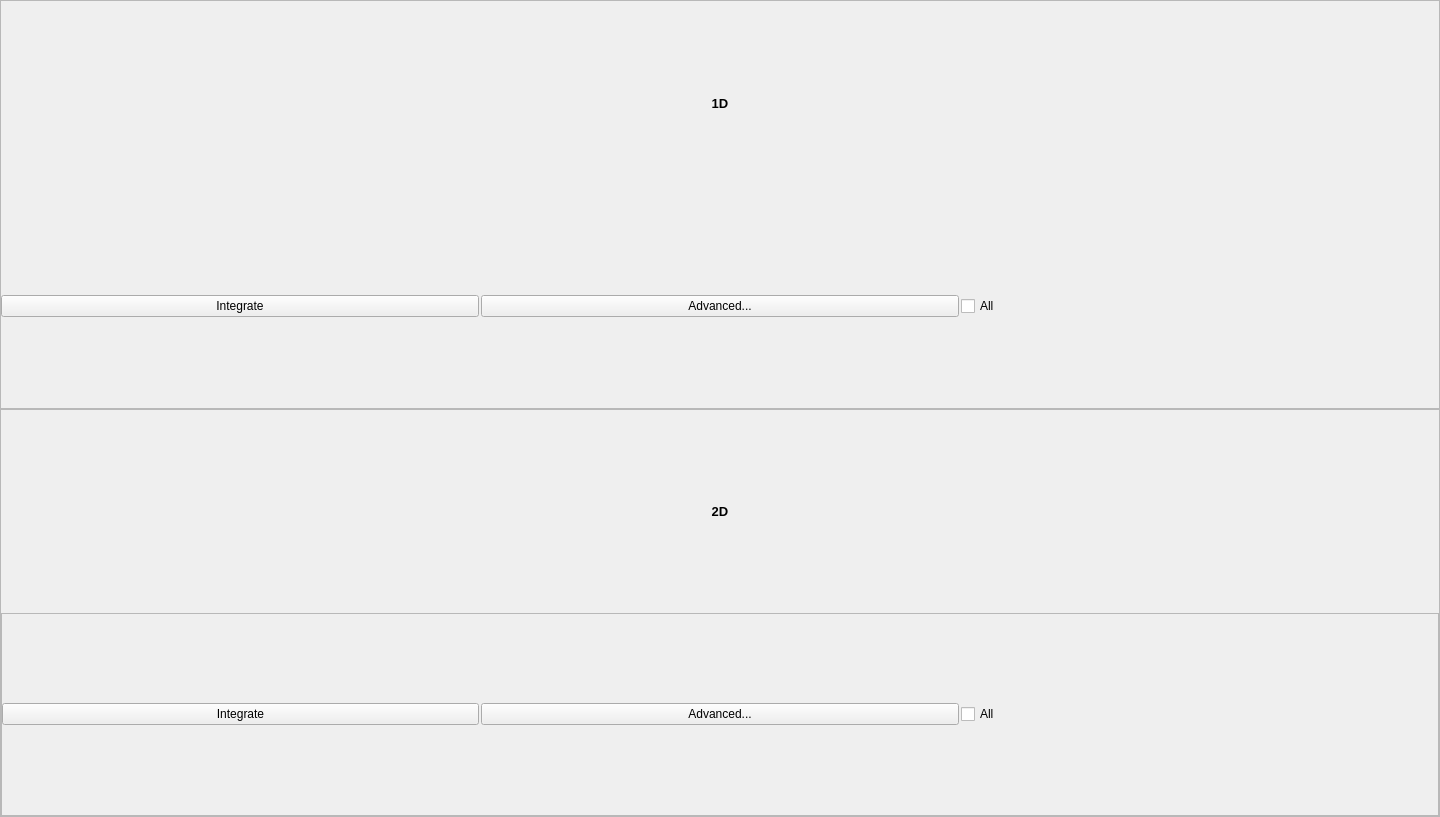
The window that xdart/gui/tabs/static_scan/ui/integratorUI.ui (rwalroth/xdart) describes before a commit, drawn with Qt 5.
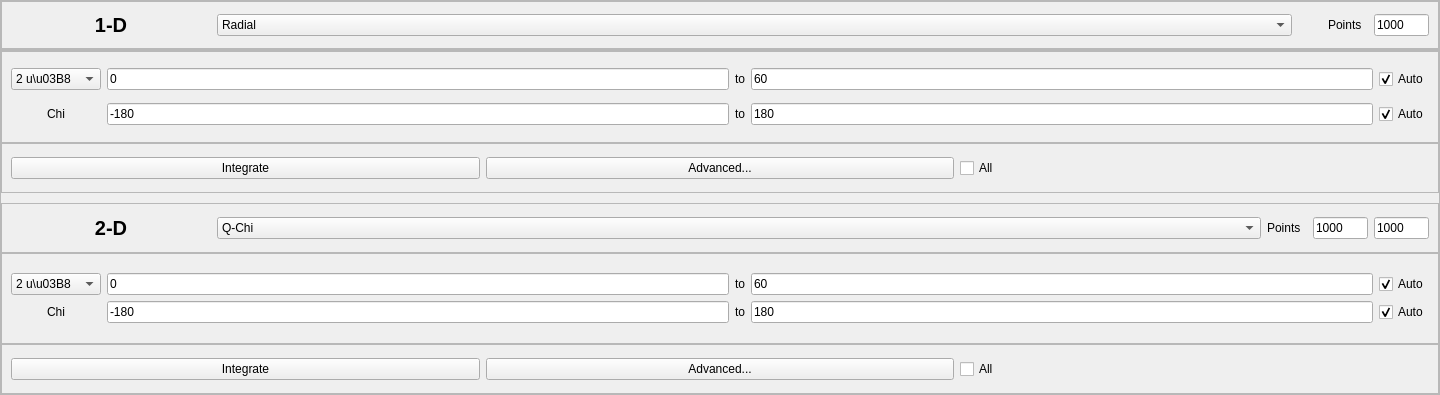
The same window after the commit.

Commit message: Redesigned Integrator Window to allow for pyGIX options

```diff
--- a/xdart/gui/tabs/static_scan/ui/integratorUI.ui
+++ b/xdart/gui/tabs/static_scan/ui/integratorUI.ui
@@ -7,9 +7,21 @@
     <x>0</x>
     <y>0</y>
     <width>1440</width>
-    <height>817</height>
+    <height>395</height>
    </rect>
   </property>
+  <property name="sizePolicy">
+   <sizepolicy hsizetype="Preferred" vsizetype="Maximum">
+    <horstretch>0</horstretch>
+    <verstretch>0</verstretch>
+   </sizepolicy>
+  </property>
+  <property name="maximumSize">
+   <size>
+    <width>16777215</width>
+    <height>395</height>
+   </size>
+  </property>
   <property name="windowTitle">
    <string>Form</string>
   </property>
@@ -31,6 +43,12 @@
    </property>
    <item>
     <widget class="QFrame" name="frame1D">
+     <property name="maximumSize">
+      <size>
+       <width>16777215</width>
+       <height>50</height>
+      </size>
+     </property>
      <property name="frameShape">
       <enum>QFrame::StyledPanel</enum>
      </property>
@@ -54,76 +72,99 @@
        <number>0</number>
       </property>
       <item>
-       <widget class="QLabel" name="label">
-        <property name="font">
-         <font>
-          <pointsize>10</pointsize>
-          <weight>75</weight>
-          <bold>true</bold>
-         </font>
+       <widget class="QFrame" name="frame">
+        <property name="maximumSize">
+         <size>
+          <width>16777215</width>
+          <height>50</height>
+         </size>
         </property>
-        <property name="text">
-         <string>1D</string>
-        </property>
-        <property name="alignment">
-         <set>Qt::AlignCenter</set>
-        </property>
-       </widget>
-      </item>
-      <item>
-       <widget class="QFrame" name="frame_3">
         <property name="frameShape">
-         <enum>QFrame::NoFrame</enum>
+         <enum>QFrame::StyledPanel</enum>
         </property>
         <property name="frameShadow">
          <enum>QFrame::Raised</enum>
         </property>
-        <property name="lineWidth">
-         <number>0</number>
-        </property>
-        <layout class="QHBoxLayout" name="horizontalLayout">
-         <property name="spacing">
-          <number>2</number>
-         </property>
-         <property name="leftMargin">
-          <number>0</number>
-         </property>
-         <property name="topMargin">
-          <number>0</number>
-         </property>
-         <property name="rightMargin">
-          <number>0</number>
-         </property>
-         <property name="bottomMargin">
-          <number>0</number>
-         </property>
+        <layout class="QHBoxLayout" name="horizontalLayout_3">
          <item>
-          <widget class="QPushButton" name="integrate1D">
-           <property name="focusPolicy">
-            <enum>Qt::ClickFocus</enum>
+          <widget class="QLabel" name="label1D">
+           <property name="maximumSize">
+            <size>
+             <width>200</width>
+             <height>16777215</height>
+            </size>
            </property>
+           <property name="font">
+            <font>
+             <pointsize>15</pointsize>
+             <weight>75</weight>
+             <bold>true</bold>
+            </font>
+           </property>
            <property name="text">
-            <string>Integrate</string>
+            <string>1-D</string>
            </property>
+           <property name="alignment">
+            <set>Qt::AlignCenter</set>
+           </property>
           </widget>
          </item>
          <item>
-          <widget class="QPushButton" name="advanced1D">
-           <property name="focusPolicy">
-            <enum>Qt::ClickFocus</enum>
+          <widget class="QComboBox" name="axis1D">
+           <item>
+            <property name="text">
+             <string>Radial</string>
+            </property>
+           </item>
+           <item>
+            <property name="text">
+             <string>Chi</string>
+            </property>
+           </item>
+          </widget>
+         </item>
+         <item>
+          <spacer name="horizontalSpacer">
+           <property name="orientation">
+            <enum>Qt::Horizontal</enum>
            </property>
+           <property name="sizeType">
+            <enum>QSizePolicy::Maximum</enum>
+           </property>
+           <property name="sizeHint" stdset="0">
+            <size>
+             <width>30</width>
+             <height>20</height>
+            </size>
+           </property>
+          </spacer>
+         </item>
+         <item>
+          <widget class="QLabel" name="label_npts">
+           <property name="maximumSize">
+            <size>
+             <width>40</width>
+             <height>16777215</height>
+            </size>
+           </property>
            <property name="text">
-            <string>Advanced...</string>
+            <string>Points</string>
            </property>
           </widget>
          </item>
          <item>
-          <widget class="QCheckBox" name="all1D">
-           <property name="focusPolicy">
-            <enum>Qt::ClickFocus</enum>
+          <widget class="QLineEdit" name="npts">
+           <property name="maximumSize">
+            <size>
+             <width>55</width>
+             <height>16777215</height>
+            </size>
            </property>
            <property name="text">
-            <string>All</string>
+            <string>1000</string>
+           </property>
+           <property name="placeholderText">
+            <string>1000</string>
            </property>
           </widget>
          </item>
@@ -158,75 +199,495 @@
        <number>0</number>
       </property>
       <item>
-       <widget class="QLabel" name="label_2">
-        <property name="font">
-         <font>
-          <pointsize>10</pointsize>
-          <weight>75</weight>
-          <bold>true</bold>
-         </font>
+       <widget class="QFrame" name="frame1D_Range">
+        <property name="maximumSize">
+         <size>
+          <width>16777215</width>
+          <height>100</height>
+         </size>
         </property>
-        <property name="text">
-         <string>2D</string>
+        <property name="frameShape">
+         <enum>QFrame::StyledPanel</enum>
         </property>
-        <property name="alignment">
-         <set>Qt::AlignCenter</set>
+        <property name="frameShadow">
+         <enum>QFrame::Raised</enum>
         </property>
+        <layout class="QHBoxLayout" name="horizontalLayout_8">
+         <item>
+          <layout class="QGridLayout" name="gridLayout">
+           <item row="0" column="0">
+            <widget class="QComboBox" name="unit_1D">
+             <property name="maximumSize">
+              <size>
+               <width>90</width>
+               <height>16777215</height>
+              </size>
+             </property>
+             <item>
+              <property name="text">
+               <string>2 u\u03B8</string>
+              </property>
+             </item>
+             <item>
+              <property name="text">
+               <string>q (u\u212Bu\u207Bu\u00B9)</string>
+              </property>
+             </item>
+            </widget>
+           </item>
+           <item row="1" column="2">
+            <widget class="QLabel" name="label_to1">
+             <property name="maximumSize">
+              <size>
+               <width>100</width>
+               <height>30</height>
+              </size>
+             </property>
+             <property name="text">
+              <string>to</string>
+             </property>
+            </widget>
+           </item>
+           <item row="1" column="1">
+            <widget class="QLineEdit" name="azim_low_1D">
+             <property name="text">
+              <string>-180</string>
+             </property>
+            </widget>
+           </item>
+           <item row="0" column="1">
+            <widget class="QLineEdit" name="radial_low_1D">
+             <property name="text">
+              <string>0</string>
+             </property>
+            </widget>
+           </item>
+           <item row="1" column="4">
+            <widget class="QCheckBox" name="azim_autoRange_1D">
+             <property name="text">
+              <string>Auto</string>
+             </property>
+             <property name="checked">
+              <bool>true</bool>
+             </property>
+            </widget>
+           </item>
+           <item row="1" column="3">
+            <widget class="QLineEdit" name="azim_high_1D">
+             <property name="text">
+              <string>180</string>
+             </property>
+            </widget>
+           </item>
+           <item row="0" column="2">
+            <widget class="QLabel" name="label_to2">
+             <property name="text">
+              <string>to</string>
+             </property>
+            </widget>
+           </item>
+           <item row="1" column="0">
+            <widget class="QLabel" name="label_azim_1D">
+             <property name="minimumSize">
+              <size>
+               <width>55</width>
+               <height>0</height>
+              </size>
+             </property>
+             <property name="maximumSize">
+              <size>
+               <width>100</width>
+               <height>50</height>
+              </size>
+             </property>
+             <property name="text">
+              <string>Chi</string>
+             </property>
+             <property name="alignment">
+              <set>Qt::AlignCenter</set>
+             </property>
+            </widget>
+           </item>
+           <item row="0" column="3">
+            <widget class="QLineEdit" name="radial_high_1D">
+             <property name="text">
+              <string>60</string>
+             </property>
+            </widget>
+           </item>
+           <item row="0" column="4">
+            <widget class="QCheckBox" name="radial_autoRange_1D">
+             <property name="text">
+              <string>Auto</string>
+             </property>
+             <property name="checked">
+              <bool>true</bool>
+             </property>
+            </widget>
+           </item>
+          </layout>
+         </item>
+        </layout>
        </widget>
       </item>
       <item>
-       <widget class="QFrame" name="frame_4">
+       <widget class="QFrame" name="frame1D_buttons">
+        <property name="maximumSize">
+         <size>
+          <width>16777215</width>
+          <height>50</height>
+         </size>
+        </property>
         <property name="frameShape">
          <enum>QFrame::StyledPanel</enum>
         </property>
         <property name="frameShadow">
          <enum>QFrame::Raised</enum>
         </property>
-        <layout class="QHBoxLayout" name="horizontalLayout_2">
-         <property name="spacing">
-          <number>2</number>
-         </property>
-         <property name="leftMargin">
-          <number>0</number>
-         </property>
-         <property name="topMargin">
-          <number>0</number>
-         </property>
-         <property name="rightMargin">
-          <number>0</number>
-         </property>
-         <property name="bottomMargin">
-          <number>0</number>
-         </property>
+        <layout class="QHBoxLayout" name="horizontalLayout_6">
          <item>
-          <widget class="QPushButton" name="integrate2D">
-           <property name="focusPolicy">
-            <enum>Qt::ClickFocus</enum>
-           </property>
-           <property name="text">
-            <string>Integrate</string>
-           </property>
-          </widget>
+          <layout class="QHBoxLayout" name="horizontalLayout_4">
+           <item>
+            <widget class="QPushButton" name="integrate1D">
+             <property name="focusPolicy">
+              <enum>Qt::StrongFocus</enum>
+             </property>
+             <property name="text">
+              <string>Integrate</string>
+             </property>
+            </widget>
+           </item>
+           <item>
+            <widget class="QPushButton" name="advanced1D">
+             <property name="focusPolicy">
+              <enum>Qt::StrongFocus</enum>
+             </property>
+             <property name="text">
+              <string>Advanced...</string>
+             </property>
+            </widget>
+           </item>
+           <item>
+            <widget class="QCheckBox" name="all1D">
+             <property name="focusPolicy">
+              <enum>Qt::StrongFocus</enum>
+             </property>
+             <property name="text">
+              <string>All</string>
+             </property>
+            </widget>
+           </item>
+          </layout>
          </item>
+        </layout>
+       </widget>
+      </item>
+      <item>
+       <spacer name="verticalSpacer">
+        <property name="orientation">
+         <enum>Qt::Vertical</enum>
+        </property>
+        <property name="sizeType">
+         <enum>QSizePolicy::Preferred</enum>
+        </property>
+        <property name="sizeHint" stdset="0">
+         <size>
+          <width>20</width>
+          <height>10</height>
+         </size>
+        </property>
+       </spacer>
+      </item>
+      <item>
+       <widget class="QFrame" name="frame2D_header">
+        <property name="maximumSize">
+         <size>
+          <width>16777215</width>
+          <height>50</height>
+         </size>
+        </property>
+        <property name="frameShape">
+         <enum>QFrame::StyledPanel</enum>
+        </property>
+        <property name="frameShadow">
+         <enum>QFrame::Raised</enum>
+        </property>
+        <layout class="QHBoxLayout" name="horizontalLayout_9">
          <item>
-          <widget class="QPushButton" name="advanced2D">
-           <property name="focusPolicy">
-            <enum>Qt::ClickFocus</enum>
-           </property>
-           <property name="text">
-            <string>Advanced...</string>
-           </property>
-          </widget>
+          <layout class="QHBoxLayout" name="horizontalLayout_5">
+           <item>
+            <widget class="QLabel" name="label2D">
+             <property name="maximumSize">
+              <size>
+               <width>200</width>
+               <height>16777215</height>
+              </size>
+             </property>
+             <property name="font">
+              <font>
+               <pointsize>15</pointsize>
+               <weight>75</weight>
+               <bold>true</bold>
+              </font>
+             </property>
+             <property name="text">
+              <string>2-D</string>
+             </property>
+             <property name="alignment">
+              <set>Qt::AlignCenter</set>
+             </property>
+            </widget>
+           </item>
+           <item>
+            <widget class="QComboBox" name="axis2D">
+             <item>
+              <property name="text">
+               <string>Q-Chi</string>
+              </property>
+             </item>
+             <item>
+              <property name="text">
+               <string>Qz-Qxy</string>
+              </property>
+             </item>
+            </widget>
+           </item>
+           <item>
+            <widget class="QLabel" name="label_npts_2D">
+             <property name="maximumSize">
+              <size>
+               <width>40</width>
+               <height>16777215</height>
+              </size>
+             </property>
+             <property name="text">
+              <string>Points</string>
+             </property>
+            </widget>
+           </item>
+           <item>
+            <widget class="QLineEdit" name="npts_radial_2D">
+             <property name="maximumSize">
+              <size>
+               <width>55</width>
+               <height>16777215</height>
+              </size>
+             </property>
+             <property name="inputMethodHints">
+              <set>Qt::ImhDigitsOnly</set>
+             </property>
+             <property name="text">
+              <string>1000</string>
+             </property>
+             <property name="placeholderText">
+              <string>1000</string>
+             </property>
+            </widget>
+           </item>
+           <item>
+            <widget class="QLineEdit" name="npts_azim_2D">
+             <property name="maximumSize">
+              <size>
+               <width>55</width>
+               <height>16777215</height>
+              </size>
+             </property>
+             <property name="inputMethodHints">
+              <set>Qt::ImhDigitsOnly</set>
+             </property>
+             <property name="text">
+              <string>1000</string>
+             </property>
+             <property name="placeholderText">
+              <string>1000</string>
+             </property>
+            </widget>
+           </item>
+          </layout>
          </item>
+        </layout>
+       </widget>
+      </item>
+      <item>
+       <widget class="QFrame" name="frame2D_Range">
+        <property name="maximumSize">
+         <size>
+          <width>16777215</width>
+          <height>100</height>
+         </size>
+        </property>
+        <property name="frameShape">
+         <enum>QFrame::StyledPanel</enum>
+        </property>
+        <property name="frameShadow">
+         <enum>QFrame::Raised</enum>
+        </property>
+        <layout class="QGridLayout" name="gridLayout_3">
+         <item row="0" column="0">
+          <layout class="QGridLayout" name="gridLayout_2">
+           <item row="0" column="0">
+            <widget class="QComboBox" name="unit_2D">
+             <property name="maximumSize">
+              <size>
+               <width>90</width>
+               <height>16777215</height>
+              </size>
+             </property>
+             <item>
+              <property name="text">
+               <string>2 u\u03B8</string>
+              </property>
+             </item>
+             <item>
+              <property name="text">
+               <string>q (u\u212Bu\u207Bu\u00B9)</string>
+              </property>
+             </item>
+            </widget>
+           </item>
+           <item row="1" column="2">
+            <widget class="QLabel" name="label_to1_2">
+             <property name="maximumSize">
+              <size>
+               <width>100</width>
+               <height>30</height>
+              </size>
+             </property>
+             <property name="text">
+              <string>to</string>
+             </property>
+            </widget>
+           </item>
+           <item row="1" column="1">
+            <widget class="QLineEdit" name="azim_low_2D">
+             <property name="text">
+              <string>-180</string>
+             </property>
+            </widget>
+           </item>
+           <item row="0" column="1">
+            <widget class="QLineEdit" name="radial_low_2D">
+             <property name="text">
+              <string>0</string>
+             </property>
+            </widget>
+           </item>
+           <item row="1" column="4">
+            <widget class="QCheckBox" name="azim_autoRange_2D">
+             <property name="text">
+              <string>Auto</string>
+             </property>
+             <property name="checked">
+              <bool>true</bool>
+             </property>
+            </widget>
+           </item>
+           <item row="1" column="3">
+            <widget class="QLineEdit" name="azim_high_2D">
+             <property name="text">
+              <string>180</string>
+             </property>
+            </widget>
+           </item>
+           <item row="0" column="2">
+            <widget class="QLabel" name="label_to2_2">
+             <property name="text">
+              <string>to</string>
+             </property>
+            </widget>
+           </item>
+           <item row="1" column="0">
+            <widget class="QLabel" name="label_azim_2D">
+             <property name="minimumSize">
+              <size>
+               <width>55</width>
+               <height>0</height>
+              </size>
+             </property>
+             <property name="maximumSize">
+              <size>
+               <width>100</width>
+               <height>50</height>
+              </size>
+             </property>
+             <property name="text">
+              <string>Chi</string>
+             </property>
+             <property name="alignment">
+              <set>Qt::AlignCenter</set>
+             </property>
+            </widget>
+           </item>
+           <item row="0" column="3">
+            <widget class="QLineEdit" name="radial_high_2D">
+             <property name="text">
+              <string>60</string>
+             </property>
+            </widget>
+           </item>
+           <item row="0" column="4">
+            <widget class="QCheckBox" name="radial_autoRange_2D">
+             <property name="text">
+              <string>Auto</string>
+             </property>
+             <property name="checked">
+              <bool>true</bool>
+             </property>
+            </widget>
+           </item>
+          </layout>
+         </item>
+        </layout>
+       </widget>
+      </item>
+      <item>
+       <widget class="QFrame" name="frame2D_buttons">
+        <property name="maximumSize">
+         <size>
+          <width>16777215</width>
+          <height>50</height>
+         </size>
+        </property>
+        <property name="frameShape">
+         <enum>QFrame::StyledPanel</enum>
+        </property>
+        <property name="frameShadow">
+         <enum>QFrame::Raised</enum>
+        </property>
+        <layout class="QHBoxLayout" name="horizontalLayout_7">
          <item>
-          <widget class="QCheckBox" name="all2D">
-           <property name="focusPolicy">
-            <enum>Qt::ClickFocus</enum>
-           </property>
-           <property name="text">
-            <string>All</string>
-           </property>
-          </widget>
+          <layout class="QHBoxLayout" name="horizontalLayout">
+           <item>
+            <widget class="QPushButton" name="integrate2D">
+             <property name="focusPolicy">
+              <enum>Qt::ClickFocus</enum>
+             </property>
+             <property name="text">
+              <string>Integrate</string>
+             </property>
+            </widget>
+           </item>
+           <item>
+            <widget class="QPushButton" name="advanced2D">
+             <property name="focusPolicy">
+              <enum>Qt::ClickFocus</enum>
+             </property>
+             <property name="text">
+              <string>Advanced...</string>
+             </property>
+            </widget>
+           </item>
+           <item>
+            <widget class="QCheckBox" name="all2D">
+             <property name="focusPolicy">
+              <enum>Qt::ClickFocus</enum>
+             </property>
+             <property name="text">
+              <string>All</string>
+             </property>
+            </widget>
+           </item>
+          </layout>
          </item>
         </layout>
        </widget>
```
Left out of the diff: 17 changed lines with no effect on the pictures. The commit also changes 23 other files.
